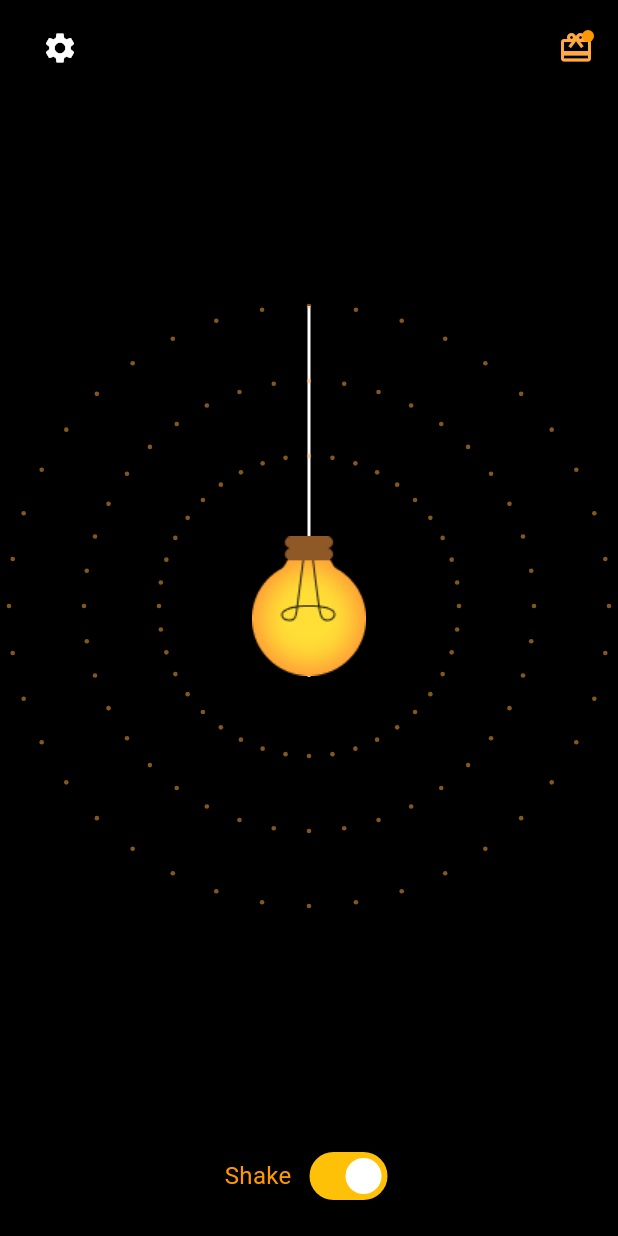
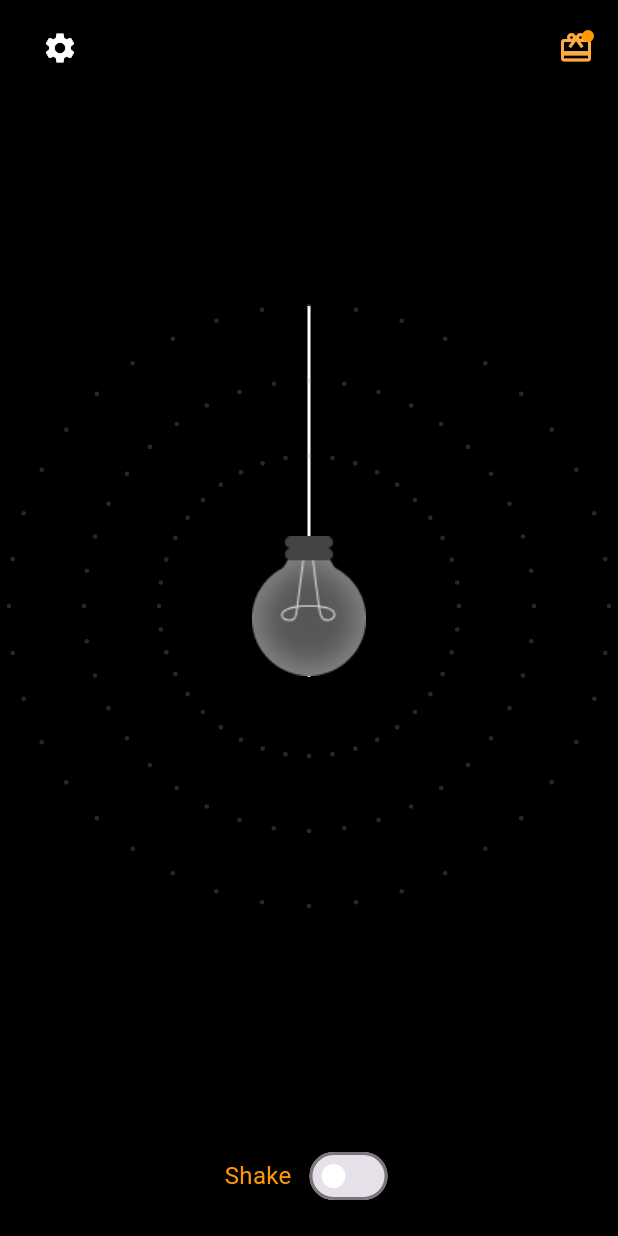
Before and after one commit to sachin96Boy/toarchapp, a Flutter app: the screen it shows after launch, on a phone screen of 412 x 824 dp. Run offline on Flutter 3.47's test engine with Material 3 defaults, Android fonts, the light colour scheme and no system bars; our stand-ins replace flutter_riverpod, sensors_plus; missing offline and left inert: torch_light.

Commit message:
chor: adding functins

```diff
--- a/lib/components/bulb_section.dart
+++ b/lib/components/bulb_section.dart
@@ -1,6 +1,9 @@
 import 'package:flutter/material.dart';
 import 'package:flutter_riverpod/flutter_riverpod.dart';
 import 'package:tourch_app/components/bulboverlay/animated_dots.dart';
+import 'package:tourch_app/constants/app_constants.dart';
+import 'package:tourch_app/model/torch_model.dart';
+import 'package:tourch_app/providers/torch_provider.dart';
 
 class BulbSection extends ConsumerWidget {
   const BulbSection({super.key});
@@ -8,6 +11,9 @@ class BulbSection extends ConsumerWidget {
   @override
   Widget build(BuildContext context, WidgetRef ref) {
     double scHight = MediaQuery.of(context).size.height;
+
+    final torch = ref.watch(torchProvider);
+
     return Center(
       child: Stack(
         alignment: Alignment.center,
@@ -20,7 +26,12 @@ class BulbSection extends ConsumerWidget {
               color: Colors.white,
             ),
           ),
-          Image.asset('assets/bulbs/bulb_on.png', height: 150),
+          Image.asset(
+            torch.flashLightState == FlashLightState.on
+                ? AppConstants.bulbOnPath
+                : AppConstants.bulbOffPath,
+            height: 150,
+          ),
           AnimatedDots(),
         ],
       ),
--- a/lib/components/bulboverlay/animated_dots.dart
+++ b/lib/components/bulboverlay/animated_dots.dart
@@ -1,6 +1,8 @@
 import 'package:flutter/material.dart';
 import 'package:flutter_riverpod/flutter_riverpod.dart';
 import 'package:tourch_app/components/bulboverlay/dots_painter.dart';
+import 'package:tourch_app/model/torch_model.dart';
+import 'package:tourch_app/providers/torch_provider.dart';
 
 class AnimatedDots extends ConsumerStatefulWidget {
   const AnimatedDots({super.key});
@@ -40,6 +42,8 @@ class _AnimatedDotsState extends ConsumerState<AnimatedDots>
 
   @override
   Widget build(BuildContext context) {
+    final torch = ref.watch(torchProvider);
+
     return AnimatedBuilder(
       animation: _animation,
       builder: (context, child) {
@@ -50,6 +54,10 @@ class _AnimatedDotsState extends ConsumerState<AnimatedDots>
               painter: DotsPainter(
                 animationValue: _animation.value,
                 dotCount: dotCount,
+                color:
+                    torch.flashLightState == FlashLightState.on
+                        ? Colors.orangeAccent
+                        : Colors.grey,
               ),
               size: Size(200, 200),
             ),
@@ -57,6 +65,10 @@ class _AnimatedDotsState extends ConsumerState<AnimatedDots>
               painter: DotsPainter(
                 animationValue: _animation.value,
                 dotCount: dotCount,
+                color:
+                    torch.flashLightState == FlashLightState.on
+                        ? Colors.orangeAccent
+                        : Colors.grey,
               ),
               size: Size(300, 300),
             ),
@@ -64,6 +76,10 @@ class _AnimatedDotsState extends ConsumerState<AnimatedDots>
               painter: DotsPainter(
                 animationValue: _animation.value,
                 dotCount: dotCount,
+                color:
+                    torch.flashLightState == FlashLightState.on
+                        ? Colors.orangeAccent
+                        : Colors.grey,
               ),
               size: Size(400, 400),
             ),
--- a/lib/components/bulboverlay/dots_painter.dart
+++ b/lib/components/bulboverlay/dots_painter.dart
@@ -5,8 +5,13 @@ import 'package:flutter/material.dart';
 class DotsPainter extends CustomPainter {
   final double animationValue;
   final int dotCount;
+  final Color color;
 
-  DotsPainter({required this.animationValue, required this.dotCount});
+  DotsPainter({
+    required this.animationValue,
+    required this.dotCount,
+    required this.color,
+  });
 
   @override
   void paint(Canvas canvas, Size size) {
@@ -14,7 +19,7 @@ class DotsPainter extends CustomPainter {
     final radius = size.width / 2;
     final Paint paint =
         Paint()
-          ..color = Colors.orangeAccent.withOpacity(animationValue)
+          ..color = color.withOpacity(0.5 * animationValue)
           ..style = PaintingStyle.fill;
 
     for (int i = 0; i < dotCount; i++) {
--- a/lib/components/custom_switch.dart
+++ b/lib/components/custom_switch.dart
@@ -1,5 +1,7 @@
 import 'package:flutter/material.dart';
 import 'package:flutter_riverpod/flutter_riverpod.dart';
+import 'package:tourch_app/model/torch_model.dart';
+import 'package:tourch_app/providers/torch_provider.dart';
 
 class CustomSwitch extends ConsumerStatefulWidget {
   const CustomSwitch({super.key});
@@ -11,8 +13,14 @@ class CustomSwitch extends ConsumerStatefulWidget {
 class _CustomSwitchState extends ConsumerState<CustomSwitch> {
   bool light = true;
 
+  void handleButtonToggle() {
+    ref.read(torchProvider.notifier).toggleFlashlight();
+  }
+
   @override
   Widget build(BuildContext context) {
+    final torch = ref.watch(torchProvider);
+
     final WidgetStateProperty<Color?> overlayColor =
         WidgetStateProperty<Color?>.fromMap(<WidgetState, Color>{
           WidgetState.selected: Colors.amber.withOpacity(0.54),
@@ -32,14 +40,12 @@ class _CustomSwitchState extends ConsumerState<CustomSwitch> {
           Text("Shake", style: TextStyle(color: Colors.orange, fontSize: 16)),
           SizedBox(width: 8),
           Switch(
-            value: light,
+            value: torch.flashLightState == FlashLightState.on ? true : false,
             overlayColor: overlayColor,
             trackColor: trackColor,
             thumbColor: const WidgetStatePropertyAll<Color>(Colors.white),
-            onChanged: (value) {
-              setState(() {
-                light = value;
-              });
+            onChanged: (_) {
+              handleButtonToggle();
             },
           ),
         ],
--- /dev/null
+++ b/lib/constants/app_constants.dart
@@ -0,0 +1,4 @@
+class AppConstants {
+  static const String bulbOnPath = 'assets/bulbs/bulb_on.png';
+  static const String bulbOffPath = 'assets/bulbs/bulb_off.png';
+}
```
